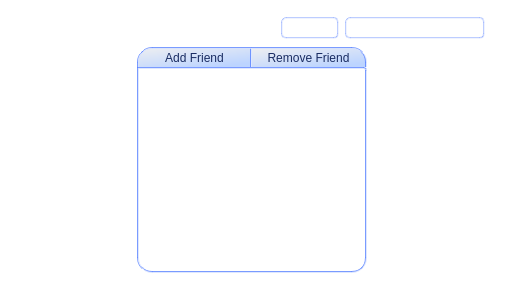
The window that bin/data/ui/communications.ui (realXtend/tundra) describes before a commit, drawn with Qt 5.
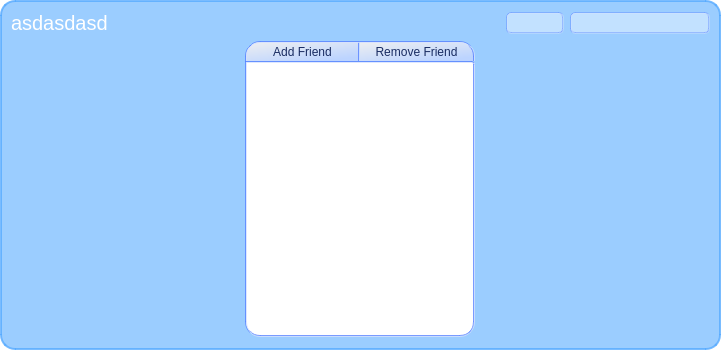
The same window after the commit. Icons and pictures are not drawn.

Commit message: * New stuff for Comms UI, internal mode style weeeeeeeee. CODE FREEZE!

Patch:
```diff
--- a/bin/data/ui/communications.ui
+++ b/bin/data/ui/communications.ui
@@ -6,8 +6,8 @@
    <rect>
     <x>0</x>
     <y>0</y>
-    <width>505</width>
-    <height>285</height>
+    <width>721</width>
+    <height>350</height>
    </rect>
   </property>
   <property name="windowTitle">
@@ -15,12 +15,17 @@
   </property>
   <property name="styleSheet">
    <string>QWidget#Communications {
-/*	background-color: qlineargradient(spread:pad, x1:0, y1:0, x2:0.676, y2:1, stop:0 rgba(240, 240, 240, 255), stop:1 rgba(188, 212, 255, 255)); */
 	background-color: rgba(255, 255, 255, 0);
 }
 
+QFrame#MainFrame {
+	background-color: rgba(85, 170, 255, 150);
+	border: 2px solid rgba(85, 170, 255, 200);
+	border-radius:15px;
+}
+
 QComboBox {
-	color: rgb(101, 122, 255);
+	color: rgb(255, 255, 255);
 	background-color: rgba(255, 255, 255, 100);
 	border: 2px groove white;
 	border-color: rgba(86, 128, 255, 100);
@@ -34,6 +39,8 @@
 	width: 0px; 
 	height: 0px;
 	padding-right: 0px;
+	background-color: rgba(255, 255, 255, 100);
+	color: rgb(255, 255, 255);
 }
 
 QLineEdit {
@@ -111,11 +118,20 @@
   </property>
   <layout class="QVBoxLayout" name="verticalLayout_BottomContainer">
    <property name="spacing">
-    <number>6</number>
+    <number>0</number>
    </property>
    <property name="margin">
-    <number>10</number>
+    <number>0</number>
    </property>
+   <item>
+    <widget class="QFrame" name="MainFrame">
+     <property name="frameShape">
+      <enum>QFrame::StyledPanel</enum>
+     </property>
+     <property name="frameShadow">
+      <enum>QFrame::Raised</enum>
+     </property>
+     <layout class="QHBoxLayout" name="horizontalLayout_4">
    <item>
     <layout class="QHBoxLayout" name="horizontalLayout">
      <item>
@@ -126,15 +142,16 @@
           <widget class="QLabel" name="label_UserName">
            <property name="font">
             <font>
-             <family>Plantagenet Cherokee</family>
-             <pointsize>17</pointsize>
+                <pointsize>15</pointsize>
              <weight>50</weight>
              <bold>false</bold>
             </font>
            </property>
            <property name="styleSheet">
-            <string>color: rgb(40, 129, 223);
-background-color: rgba(255, 255, 255, 0);</string>
+               <string>color: rgb(255, 255, 255);background-color: rgba(255, 255, 255, 0);</string>
+              </property>
+              <property name="text">
+               <string>asdasdasd</string>
            </property>
           </widget>
          </item>
@@ -146,29 +163,13 @@
            <property name="sizeHint" stdset="0">
             <size>
              <width>10</width>
-             <height>5</height>
+                <height>1</height>
             </size>
            </property>
           </spacer>
          </item>
          <item>
           <layout class="QVBoxLayout" name="verticalLayout_5">
-           <item>
-            <spacer name="verticalSpacer_2">
-             <property name="orientation">
-              <enum>Qt::Vertical</enum>
-             </property>
-             <property name="sizeType">
-              <enum>QSizePolicy::Minimum</enum>
-             </property>
-             <property name="sizeHint" stdset="0">
-              <size>
-               <width>10</width>
-               <height>5</height>
-              </size>
-             </property>
-            </spacer>
-           </item>
            <item>
             <widget class="QComboBox" name="comboBox_Status">
              <property name="font">
@@ -182,6 +183,9 @@
              <property name="cursor">
               <cursorShape>PointingHandCursor</cursorShape>
              </property>
+                <property name="styleSheet">
+                 <string/>
+                </property>
              <property name="frame">
               <bool>true</bool>
              </property>
@@ -191,22 +195,6 @@
          </item>
          <item>
           <layout class="QVBoxLayout" name="verticalLayout_4">
-           <item>
-            <spacer name="verticalSpacer">
-             <property name="orientation">
-              <enum>Qt::Vertical</enum>
-             </property>
-             <property name="sizeType">
-              <enum>QSizePolicy::Minimum</enum>
-             </property>
-             <property name="sizeHint" stdset="0">
-              <size>
-               <width>10</width>
-               <height>5</height>
-              </size>
-             </property>
-            </spacer>
-           </item>
            <item>
             <widget class="QLineEdit" name="lineEdit_Status">
              <property name="enabled">
@@ -232,6 +220,9 @@
                <bold>false</bold>
               </font>
              </property>
+                <property name="styleSheet">
+                 <string>color: rgb(255, 255, 255);</string>
+                </property>
              <property name="text">
               <string/>
              </property>
@@ -243,24 +234,7 @@
           </layout>
          </item>
          <item>
-          <layout class="QVBoxLayout" name="verticalLayout_2">
-           <item>
-            <spacer name="verticalSpacer_3">
-             <property name="orientation">
-              <enum>Qt::Vertical</enum>
-             </property>
-             <property name="sizeType">
-              <enum>QSizePolicy::Minimum</enum>
-             </property>
-             <property name="sizeHint" stdset="0">
-              <size>
-               <width>10</width>
-               <height>5</height>
-              </size>
-             </property>
-            </spacer>
-           </item>
-          </layout>
+             <layout class="QVBoxLayout" name="verticalLayout_2"/>
          </item>
         </layout>
        </item>
@@ -541,6 +515,12 @@
       </layout>
      </item>
     </layout>
+      </item>
+     </layout>
+     <zorder></zorder>
+     <zorder></zorder>
+     <zorder></zorder>
+    </widget>
    </item>
   </layout>
  </widget>
```
Lines whose indentation alone changed are shown as unchanged. The commit also changes 4 other files.
